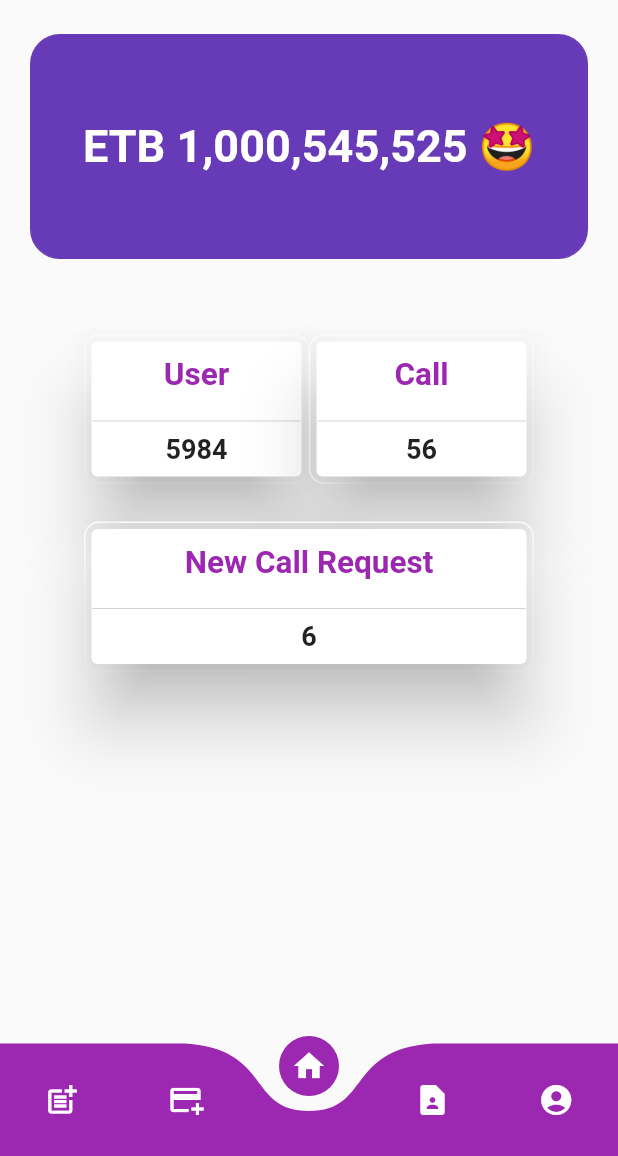
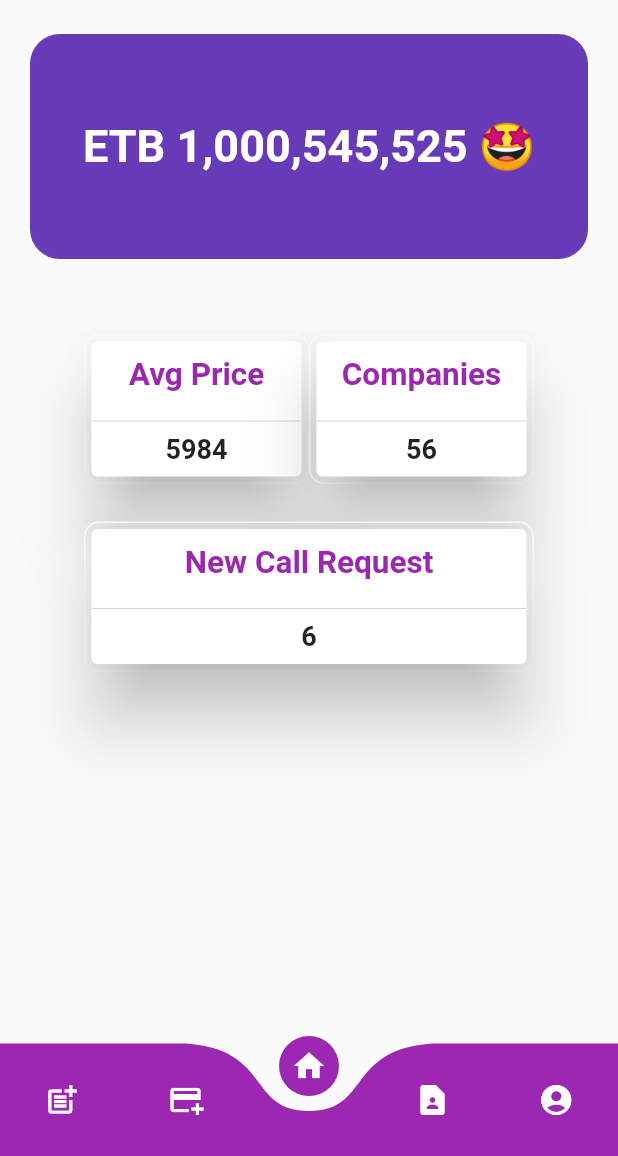
Before and after one commit to Mekdim12/Realestate_consultancy_site_controller, a Flutter app: the screen it shows after launch, on a phone screen of 412 x 824 dp, the part 80-1236 px from its top. Run offline on Flutter 3.47's test engine with Material 2 defaults, Android fonts, the phone set to English and light mode, and no system bars; drawn by our look-alikes of curved_navigation_bar; our stand-ins replace carousel_slider, file_picker, flutter_spinkit.

Commit message:
cleaning code

```diff
--- a/lib/components/login_page.dart
+++ b/lib/components/login_page.dart
@@ -75,7 +75,7 @@ class LoginPageState extends State<LoginPageWidget> {
               onPressed: () => {
                 if (_userNameOfAdmin.text.toString().trim().toLowerCase() == "admin" &&
                     _passwordOfAdmin.text.toString().trim().toLowerCase() == "admin"){
-                      print("okkkkkkkkkkkkkkkkkkkkkkkkkkay")
+                      print("perform the authentication")
                   }else{
                     setState((){
                         userNameOrPasswordIncorrect =true;
--- a/lib/components/pages/main_home_page.dart
+++ b/lib/components/pages/main_home_page.dart
@@ -43,8 +43,8 @@ class _MainHomePageState extends State<MainHomePage> {
                 child: Row(
                   mainAxisAlignment: MainAxisAlignment.center,
                   children: [
-                    CardWidget(150, 100, "User", "5984"),
-                    CardWidget(150, 100, "Call", "56"),
+                    CardWidget(150, 100, "Avg Price", "5984"),
+                    CardWidget(150, 100, "Companies", "56"),
                   ],
                 )),
 
--- a/lib/components/small_components/card.dart
+++ b/lib/components/small_components/card.dart
@@ -1,7 +1,6 @@
 
 
 import 'package:flutter/material.dart';
-import 'package:flutter/src/widgets/framework.dart';
 import 'package:flutter/widgets.dart';
 
 
```
